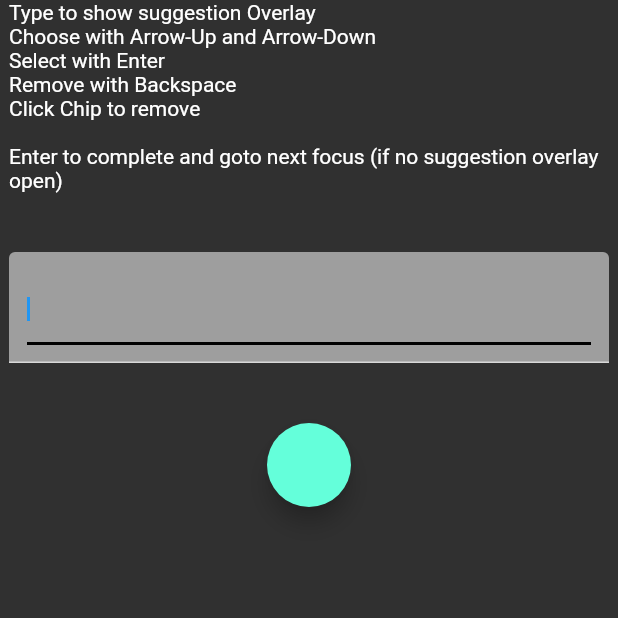
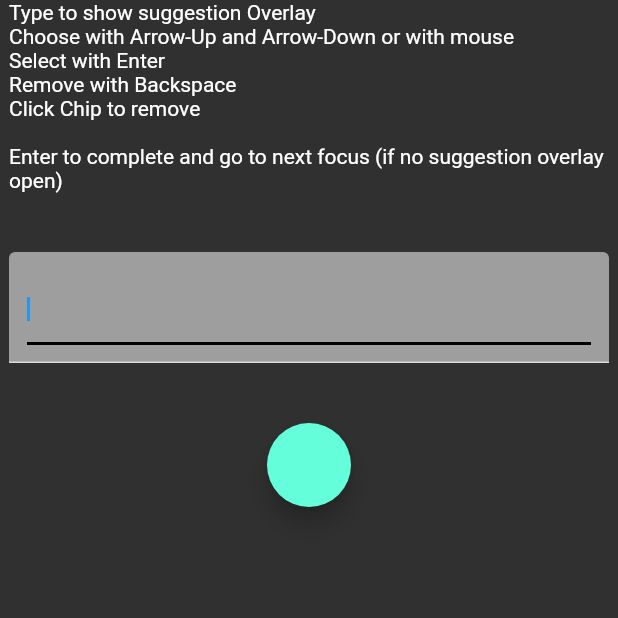
Before and after one commit to skalio/flutter-chips-selector, a Flutter app: the screen it shows after launch, on a phone screen of 412 x 824 dp, the top half of it. Run offline on Flutter 3.47's test engine with Material 2 defaults, Android fonts, the phone set to English and light mode, and no system bars.

Commit message:
adjust example string

```diff
--- a/example/lib/main.dart
+++ b/example/lib/main.dart
@@ -34,7 +34,7 @@ class MyWidget extends StatelessWidget {
     return Column(
       children: [
         const Text(
-            "Type to show suggestion Overlay\nChoose with Arrow-Up and Arrow-Down\nSelect with Enter\nRemove with Backspace\nClick Chip to remove\n\nEnter to complete and goto next focus (if no suggestion overlay open)"),
+            "Type to show suggestion Overlay\nChoose with Arrow-Up and Arrow-Down or with mouse\nSelect with Enter\nRemove with Backspace\nClick Chip to remove\n\nEnter to complete and go to next focus (if no suggestion overlay open)"),
         const SizedBox(height: 40),
         ChipsSelector<String>(
           nextFocus: nextFocus,
```
